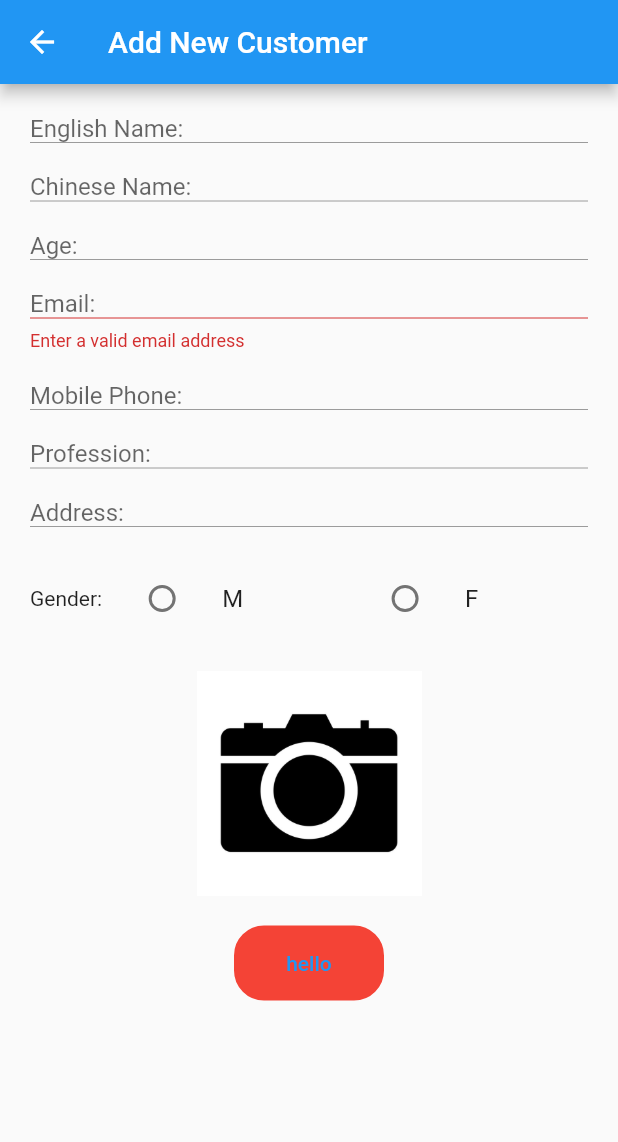
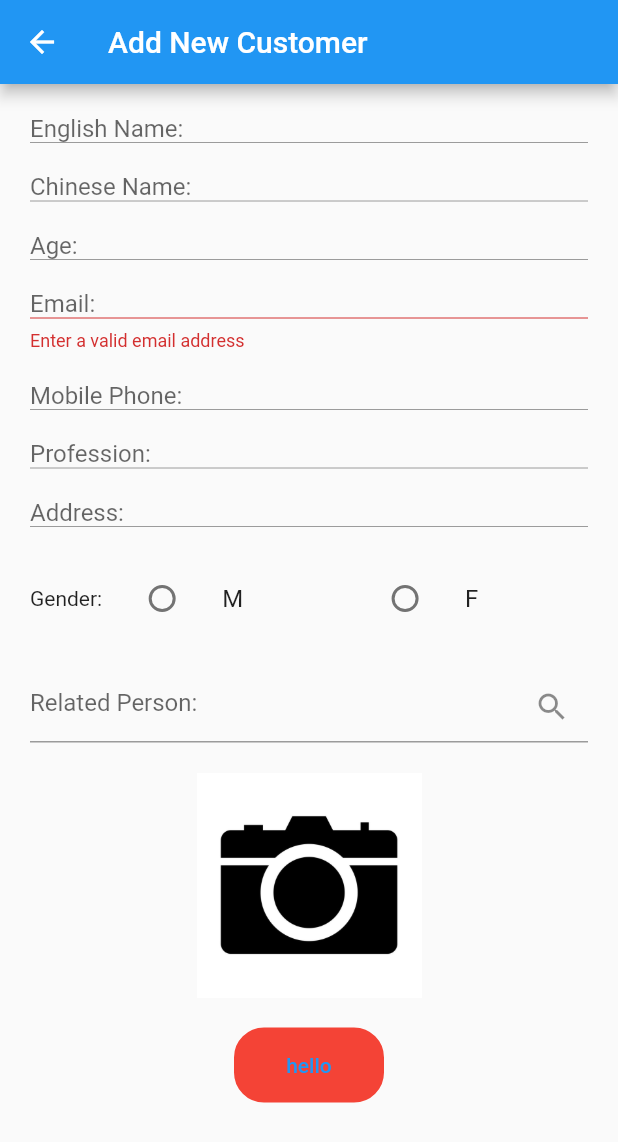
Before and after one commit to aarontong/raymondWork, a Flutter app: the addNewCustomerWidget screen opened by its route, on a phone screen of 412 x 824 dp. Shown: the top 1142 px of the screen. Run offline on Flutter 3.47's test engine with Material 2 defaults, Android fonts, the phone set to English and light mode, and no system bars; our stand-ins replace cached_network_image, firebase_core, firebase_database, firebase_storage, image_picker; missing offline and left inert: flutter_barcode_scanner; accounts and stored records are empty.

Commit message:
search button test for related person field

```diff
--- a/private_project/lib/widgets/customer/addNewCustomer.dart
+++ b/private_project/lib/widgets/customer/addNewCustomer.dart
@@ -17,39 +17,57 @@ import 'package:private_project/widgets/customer/insertField/homeAddressField.da
 import 'package:private_project/widgets/customer/insertField/mobileFIeld.dart';
 import 'package:private_project/widgets/customer/insertField/nameCardImage.dart';
 import 'package:private_project/widgets/customer/insertField/professionFIeld.dart';
+import 'package:private_project/widgets/customer/insertField/relatedPersonField.dart';
 
-class addNewCustomerWidget extends StatefulWidget{
+class addNewCustomerWidget extends StatefulWidget {
   addNewCustomerWidget({Key? key, required this.title}) : super(key: key);
   final String title;
   static String route = "/addNewCustomerWidget";
 
   @override
   State<StatefulWidget> createState() => addNewCustomerState();
-
-
-
 }
 
-class addNewCustomerState extends State<addNewCustomerWidget>{
+class addNewCustomerState extends State<addNewCustomerWidget> {
   @override
   Widget build(BuildContext context) {
     // TODO: implement build
-    return new Scaffold(body: Padding(padding: EdgeInsets.all(10),child: SingleChildScrollView(child: Form(autovalidateMode: AutovalidateMode.always,
+    return new Scaffold(
+        body: Padding(
+            padding: EdgeInsets.all(10),
+            child: SingleChildScrollView(
+                child: Form(
+                    autovalidateMode: AutovalidateMode.always,
                     child: Column(
-
                       children: <Widget>[
-                              Padding(padding: EdgeInsets.all(10),child:enNameField()),
-                              Padding(padding: EdgeInsets.all(10),child:chNameField()),
-                              Padding(padding: EdgeInsets.all(10),child:ageField()),
-                              Padding(padding: EdgeInsets.all(10),child:emailField()),
-                              Padding(padding: EdgeInsets.all(10),child:mobileField()),
-                              Padding(padding: EdgeInsets.all(10),child:professionField()),
-                              Padding(padding: EdgeInsets.all(10),child:homeAddressField()),
-                              Padding(padding: EdgeInsets.all(10),child:genderField()),
-                              Padding(padding: EdgeInsets.all(10),child:nameCardImageField()),
-                              Padding(padding: EdgeInsets.all(10),child:addCustomerButton(pressedButton: submitButtonPressed,)),
-
-
+                        Padding(
+                            padding: EdgeInsets.all(10), child: enNameField()),
+                        Padding(
+                            padding: EdgeInsets.all(10), child: chNameField()),
+                        Padding(padding: EdgeInsets.all(10), child: ageField()),
+                        Padding(
+                            padding: EdgeInsets.all(10), child: emailField()),
+                        Padding(
+                            padding: EdgeInsets.all(10), child: mobileField()),
+                        Padding(
+                            padding: EdgeInsets.all(10),
+                            child: professionField()),
+                        Padding(
+                            padding: EdgeInsets.all(10),
+                            child: homeAddressField()),
+                        Padding(
+                            padding: EdgeInsets.all(10), child: genderField()),
+                        Padding(
+                            padding: EdgeInsets.all(10),
+                            child: relatedPersonField()),
+                        Padding(
+                            padding: EdgeInsets.all(10),
+                            child: nameCardImageField()),
+                        Padding(
+                            padding: EdgeInsets.all(10),
+                            child: addCustomerButton(
+                              pressedButton: submitButtonPressed,
+                            )),
                       ],
                     )))),
         appBar: AppBar(
@@ -57,10 +75,12 @@ class addNewCustomerState extends State<addNewCustomerWidget>{
           // the App.build method, and use it to set our appbar title.
           title: Text(widget.title),
         ));
+  }
 
-}
   Future<void> _showAlertDialog() async {
-  return showDialog(context: context, builder: (BuildContext context){
+    return showDialog(
+        context: context,
+        builder: (BuildContext context) {
           Widget okAction = TextButton(
             child: Text("OK"),
             onPressed: () {
@@ -68,13 +88,16 @@ Future<void> _showAlertDialog() async {
             },
           );
 
+          return AlertDialog(
+            title: Text("Input Missing"),
+            content: Text("Please enter data in all fields"),
+            actions: [
+              okAction,
+            ],
+          );
+        });
+  }
 
-
-     return AlertDialog(title: Text("Input Missing"), content: Text("Please enter data in all fields"), actions: [
-      okAction,
-
-    ],);});
-}
   Future<void> submitButtonPressed() async {
     String emailText = emailField.emailFieldController.text;
     String mobileText = mobileField.mobileFieldController.text;
@@ -84,22 +107,26 @@ Future<void> submitButtonPressed() async {
     String ageText = ageField.ageFieldController.text;
     String professionFieldText = professionField.professionFieldController.text;
     File profileFilePath = nameCardImageField.profileFilePath();
-  if(emailText == "" || mobileText == "" || enNameText == "" || chNameText == "" ||
-  homeAddressText == "" || ageText == "" || professionFieldText == ""){
+    if (emailText == "" ||
+        mobileText == "" ||
+        enNameText == "" ||
+        chNameText == "" ||
+        homeAddressText == "" ||
+        ageText == "" ||
+        professionFieldText == "") {
       _showAlertDialog();
-  }else{
-
-    Customer newCustomer = new Customer(chName: chNameText, enName: enNameText, mobileNumber: mobileText,
-    email: emailText, age: ageText, gender: genderField.gender,
-    homeAddress: homeAddressText, profession: professionFieldText,profileImage: profileFilePath);
-    customerModule.addNewCustomer(newCustomer,mobileText);
-
-
-
-
+    } else {
+      Customer newCustomer = new Customer(
+          chName: chNameText,
+          enName: enNameText,
+          mobileNumber: mobileText,
+          email: emailText,
+          age: ageText,
+          gender: genderField.gender,
+          homeAddress: homeAddressText,
+          profession: professionFieldText,
+          profileImage: profileFilePath);
+      customerModule.addNewCustomer(newCustomer, mobileText);
     }
-
   }
-
-
 }
--- a/private_project/lib/widgets/customer/insertField/relatedPersonField.dart
+++ b/private_project/lib/widgets/customer/insertField/relatedPersonField.dart
@@ -0,0 +1,28 @@
+import 'package:flutter/material.dart';
+
+class relatedPersonField extends StatefulWidget {
+  static TextEditingController relatedPersonController =
+      TextEditingController();
+
+  @override
+  State<StatefulWidget> createState() => relatedPersonState();
+}
+
+class relatedPersonState extends State<relatedPersonField> {
+  @override
+  Widget build(BuildContext context) {
+    // TODO: implement build
+    return TextFormField(
+      decoration: new InputDecoration(
+        hintText: "Related Person:",
+        border: UnderlineInputBorder(),
+        suffixIcon: IconButton(
+          onPressed: relatedPersonField.relatedPersonController.clear,
+          icon: Icon(Icons.search),
+        ),
+      ),
+      keyboardType: TextInputType.emailAddress,
+      controller: relatedPersonField.relatedPersonController,
+    );
+  }
+}
```
Also changed, not shown: private_project/lib/widgets/customer/searchRelatedCustomer.dart (added), private_project/lib/widgets/inventory/searchInventoryInnerPage.dart (added). Lines whose indentation alone changed are shown as unchanged.
